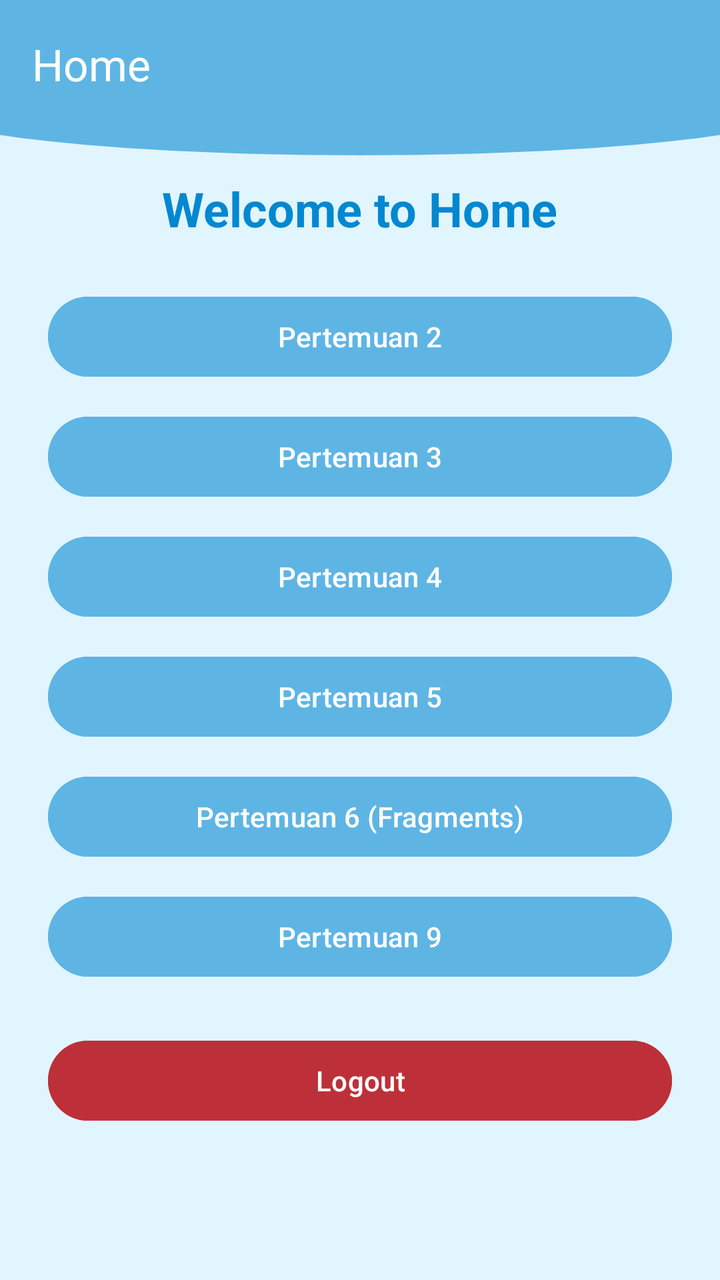
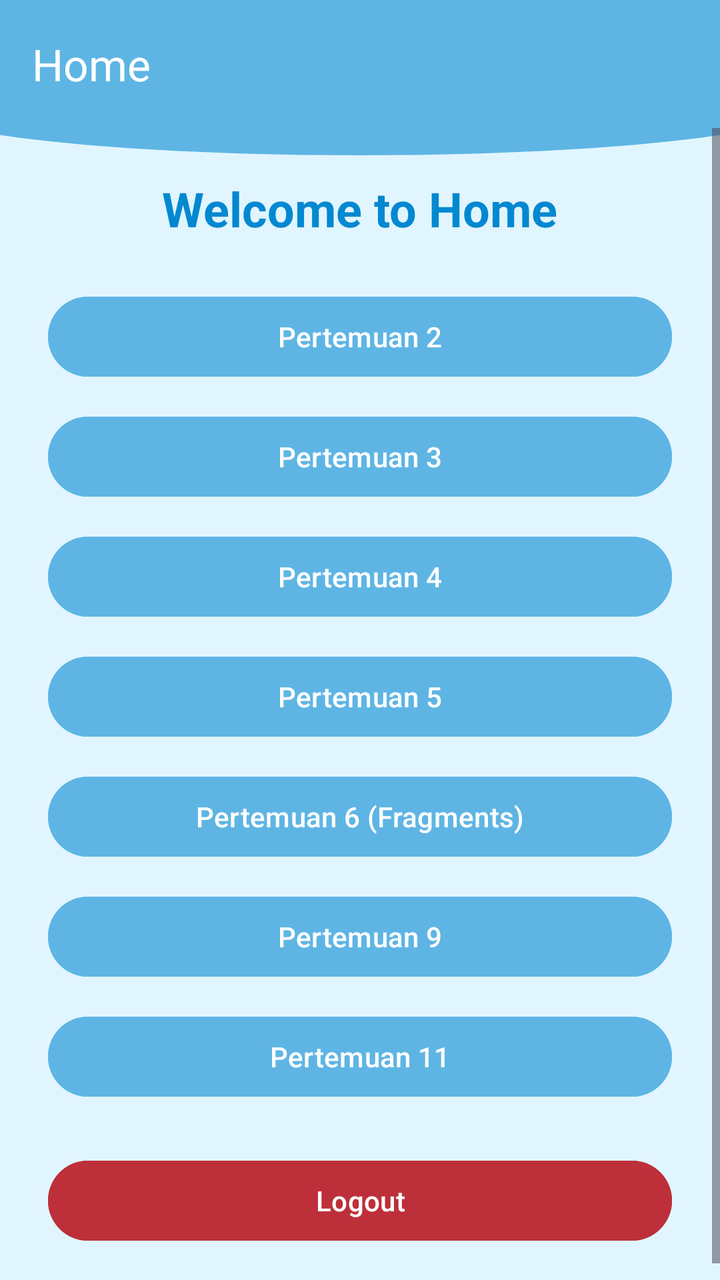

Two renders of the same Android screen: before a commit and after it. Below are the layout's source before the change and the commit's diff.
<!-- AndroidManifest.xml: application theme Theme.Mars_FarhanAlKhairi -->
<!-- res/layout/fragment_home.xml -->
<?xml version="1.0" encoding="utf-8"?>
<androidx.constraintlayout.widget.ConstraintLayout xmlns:android="http://schemas.android.com/apk/res/android"
    xmlns:app="http://schemas.android.com/apk/res-auto"
    xmlns:tools="http://schemas.android.com/tools"
    android:layout_width="match_parent"
    android:layout_height="match_parent"
    android:background="#E1F5FE"
    tools:context=".HomeFragment">

    <View
        android:id="@+id/background_header"
        android:layout_width="0dp"
        android:layout_height="90dp"
        android:background="@drawable/bg_header_wave"
        app:layout_constraintStart_toStartOf="parent"
        app:layout_constraintEnd_toEndOf="parent"
        app:layout_constraintTop_toTopOf="parent"/>

    <com.google.android.material.appbar.AppBarLayout
        android:id="@+id/appBarLayout"
        android:layout_width="0dp"
        android:layout_height="wrap_content"
        app:layout_constraintTop_toTopOf="parent"
        app:layout_constraintStart_toStartOf="parent"
        app:layout_constraintEnd_toEndOf="parent">

        <com.google.android.material.appbar.MaterialToolbar
            android:id="@+id/toolbar"
            android:layout_width="match_parent"
            android:layout_height="?attr/actionBarSize"
            android:background="#5eb5e4"
            app:title="Home"
            app:titleTextColor="@android:color/white" />

    </com.google.android.material.appbar.AppBarLayout>

    <ScrollView
        android:layout_width="0dp"
        android:layout_height="0dp"
        android:fillViewport="true"
        app:layout_constraintTop_toBottomOf="@id/appBarLayout"
        app:layout_constraintBottom_toBottomOf="parent"
        app:layout_constraintStart_toStartOf="parent"
        app:layout_constraintEnd_toEndOf="parent">

        <LinearLayout
            android:layout_width="match_parent"
            android:layout_height="wrap_content"
            android:orientation="vertical"
            android:padding="24dp"
            android:gravity="center_horizontal">

            <TextView
                android:layout_width="wrap_content"
                android:layout_height="wrap_content"
                android:text="Welcome to Home"
                android:textSize="24sp"
                android:textStyle="bold"
                android:textColor="#0288D1"
                android:layout_marginBottom="24dp" />

            <Button
                android:id="@+id/btnP2"
                android:layout_width="match_parent"
                android:layout_height="wrap_content"
                android:text="Pertemuan 2"
                android:backgroundTint="#5eb5e4"
                android:layout_marginBottom="12dp" />

            <Button
                android:id="@+id/btnP3"
                android:layout_width="match_parent"
                android:layout_height="wrap_content"
                android:text="Pertemuan 3"
                android:backgroundTint="#5eb5e4"
                android:layout_marginBottom="12dp" />

            <Button
                android:id="@+id/btnP4"
                android:layout_width="match_parent"
                android:layout_height="wrap_content"
                android:text="Pertemuan 4"
                android:backgroundTint="#5eb5e4"
                android:layout_marginBottom="12dp" />

            <Button
                android:id="@+id/btnP5"
                android:layout_width="match_parent"
                android:layout_height="wrap_content"
                android:text="Pertemuan 5"
                android:backgroundTint="#5eb5e4"
                android:layout_marginBottom="12dp" />

            <Button
                android:id="@+id/btnP6"
                android:layout_width="match_parent"
                android:layout_height="wrap_content"
                android:text="Pertemuan 6 (Fragments)"
                android:backgroundTint="#5eb5e4"
                android:layout_marginBottom="12dp" />

            <Button
                android:id="@+id/btntoTenth"
                android:layout_width="match_parent"
                android:layout_height="wrap_content"
                android:text="Pertemuan 9"
                android:backgroundTint="#5eb5e4"
                android:layout_marginBottom="24dp" />

            <Button
                android:id="@+id/btnLogout"
                android:layout_width="match_parent"
                android:layout_height="wrap_content"
                android:text="Logout"
                android:backgroundTint="#BD3039" />

        </LinearLayout>
    </ScrollView>

</androidx.constraintlayout.widget.ConstraintLayout>
<!-- resources referenced by this layout -->
<resources>
  <!-- drawable bg_header_wave (drawable) -->
  <?xml version="1.0" encoding="utf-8"?>
  <vector xmlns:android="http://schemas.android.com/apk/res/android"
      android:width="100dp"
      android:height="100dp"
      android:viewportWidth="100"
      android:viewportHeight="100">
  
      <path
          android:fillColor="#5eb5e4"
          android:pathData="
              M0,0
              L100,0
              L100,75
              C 75,90
                25,90
                0,75
              Z" />
  </vector>
  <style name="Theme.Mars_FarhanAlKhairi" parent="Base.Theme.Mars_FarhanAlKhairi" />
  <style name="Base.Theme.Mars_FarhanAlKhairi" parent="Theme.Material3.DayNight.NoActionBar">
          
          
      </style>
</resources>

<!-- the commit's change to res/layout/fragment_home.xml (unified diff, before → after) -->
@@ -105,6 +105,14 @@
                 android:layout_height="wrap_content"
                 android:text="Pertemuan 9"
                 android:backgroundTint="#5eb5e4"
+                android:layout_marginBottom="12dp" />
+
+            <Button
+                android:id="@+id/btntoEleven"
+                android:layout_width="match_parent"
+                android:layout_height="wrap_content"
+                android:text="Pertemuan 11"
+                android:backgroundTint="#5eb5e4"
                 android:layout_marginBottom="24dp" />
 
             <Button
